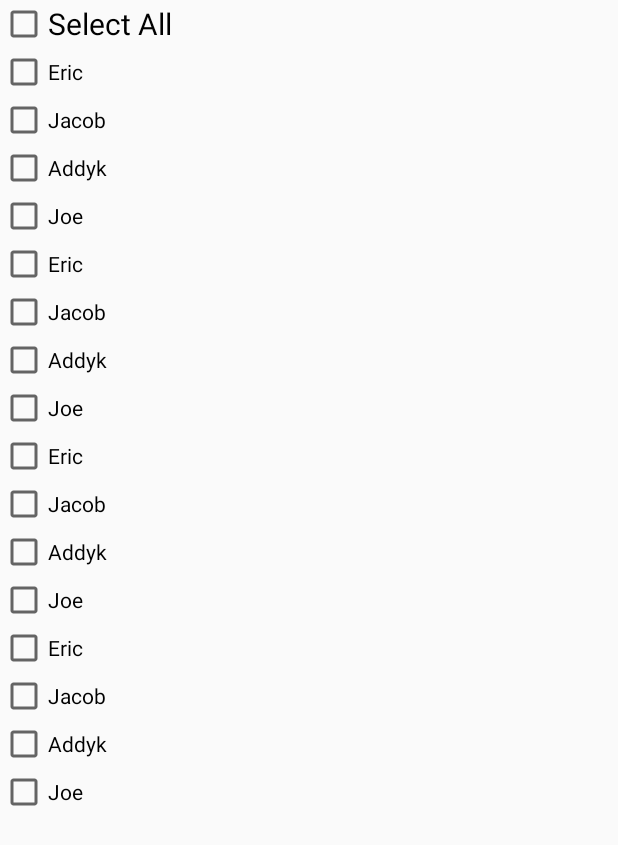
After one commit to Pratted/wifi_project, an Android app: the layout tabbed_view_permitted_contacts.xml on its own in the app's theme, with its tools: preview values and no code run, on a phone screen of 412 x 824 dp. The commit adds this screen. Shown: the top 845 px of the screen. Run offline under Robolectric (Android 15) with nearby library versions, the phone set to English and light mode, and no system bars.

Commit message:
Added TabbedScrollView class

```diff
--- a/client/app/build.gradle
+++ b/client/app/build.gradle
@@ -38,4 +38,7 @@ dependencies {
     implementation 'com.afollestad.material-dialogs:core:0.9.6.0'
 
     implementation 'ru.rambler.android:swipe-layout:1.0.15'
+
+    implementation 'com.ogaclejapan.smarttablayout:library:1.6.1@aar'
+    implementation 'com.ogaclejapan.smarttablayout:utils-v13:1.6.1@aar'
 }
--- /dev/null
+++ b/client/app/src/main/res/layout/tabbed_view_permitted_contacts.xml
@@ -0,0 +1,88 @@
+<?xml version="1.0" encoding="utf-8"?>
+<LinearLayout xmlns:android="http://schemas.android.com/apk/res/android"
+    android:layout_width="match_parent"
+    android:layout_height="match_parent"
+    android:orientation="vertical">
+
+    <CheckBox
+        android:layout_width="match_parent"
+        android:layout_height="wrap_content"
+        android:textSize="20sp"
+        android:text="Select All"/>
+
+    <ScrollView
+        android:layout_width="match_parent"
+        android:layout_height="match_parent">
+        <LinearLayout
+            android:id="@+id/items"
+            android:layout_width="match_parent"
+            android:layout_height="wrap_content"
+            android:orientation="vertical">
+            <CheckBox
+                android:layout_width="match_parent"
+                android:layout_height="wrap_content"
+                android:text="Eric"/>
+            <CheckBox
+                android:layout_width="match_parent"
+                android:layout_height="wrap_content"
+                android:text="Jacob"/>
+            <CheckBox
+                android:layout_width="match_parent"
+                android:layout_height="wrap_content"
+                android:text="Addyk"/>
+            <CheckBox
+                android:layout_width="match_parent"
+                android:layout_height="wrap_content"
+                android:text="Joe"/>
+            <CheckBox
+                android:layout_width="match_parent"
+                android:layout_height="wrap_content"
+                android:text="Eric"/>
+            <CheckBox
+                android:layout_width="match_parent"
+                android:layout_height="wrap_content"
+                android:text="Jacob"/>
+            <CheckBox
+                android:layout_width="match_parent"
+                android:layout_height="wrap_content"
+                android:text="Addyk"/>
+            <CheckBox
+                android:layout_width="match_parent"
+                android:layout_height="wrap_content"
+                android:text="Joe"/>
+            <CheckBox
+                android:layout_width="match_parent"
+                android:layout_height="wrap_content"
+                android:text="Eric"/>
+            <CheckBox
+                android:layout_width="match_parent"
+                android:layout_height="wrap_content"
+                android:text="Jacob"/>
+            <CheckBox
+                android:layout_width="match_parent"
+                android:layout_height="wrap_content"
+                android:text="Addyk"/>
+            <CheckBox
+                android:layout_width="match_parent"
+                android:layout_height="wrap_content"
+                android:text="Joe"/>
+            <CheckBox
+                android:layout_width="match_parent"
+                android:layout_height="wrap_content"
+                android:text="Eric"/>
+            <CheckBox
+                android:layout_width="match_parent"
+                android:layout_height="wrap_content"
+                android:text="Jacob"/>
+            <CheckBox
+                android:layout_width="match_parent"
+                android:layout_height="wrap_content"
+                android:text="Addyk"/>
+            <CheckBox
+                android:layout_width="match_parent"
+                android:layout_height="wrap_content"
+                android:text="Joe"/>
+        </LinearLayout>
+
+    </ScrollView>
+</LinearLayout>
```
Also changed, not shown: client/app/src/main/java/com/example/eric/wishare/NetworkActivity.java (+24 -8 lines), client/app/src/main/java/com/example/eric/wishare/WiTabbedScrollView.java (added, +43 -0 lines), client/app/src/main/java/com/example/eric/wishare/WiTabbedScrollViewPager.java (added, +57 -0 lines), client/app/src/main/res/layout/activity_network.xml (+27 -38 lines), client/app/src/main/res/layout/layout_smart_tab.xml (added, +45 -0 lines).
